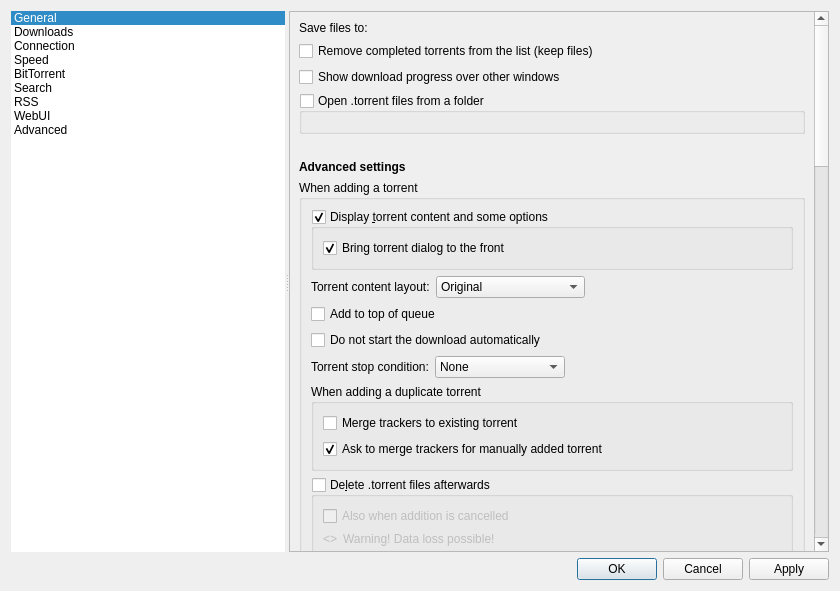
Old version of the form src/gui/optionsdialog.ui in the repository qbutt-org/qbutt.
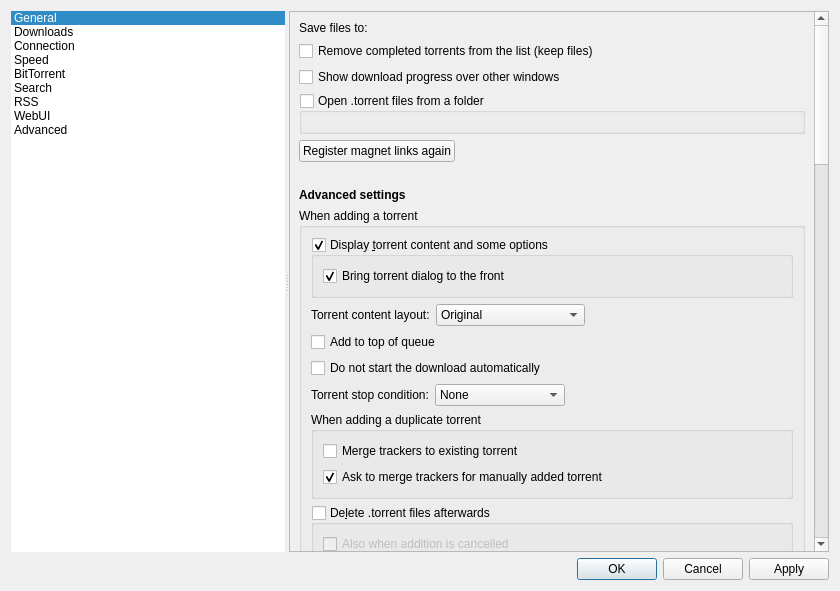
New version of the form. The open tabs and pages were chosen to show the change. Icons and pictures are not drawn. Custom widgets are drawn as their Qt base class.

Commit message: Restore Windows magnet link registration

```diff
--- a/src/gui/optionsdialog.ui
+++ b/src/gui/optionsdialog.ui
@@ -855,6 +855,30 @@
               </layout>
              </widget>
             </item>
+            <item>
+             <layout class="QHBoxLayout" name="horizontalLayoutMagnetAssociation">
+              <item>
+               <widget class="QPushButton" name="buttonRegisterMagnetLinks">
+                <property name="text">
+                 <string>Register magnet links again</string>
+                </property>
+               </widget>
+              </item>
+              <item>
+               <spacer name="magnetAssociationSpacer">
+                <property name="orientation">
+                 <enum>Qt::Orientation::Horizontal</enum>
+                </property>
+                <property name="sizeHint" stdset="0">
+                 <size>
+                  <width>20</width>
+                  <height>20</height>
+                 </size>
+                </property>
+               </spacer>
+              </item>
+             </layout>
+            </item>
             <item>
              <spacer name="verticalLayoutAdvancedGap">
               <property name="orientation">
```
The commit also changes 8 other files.
